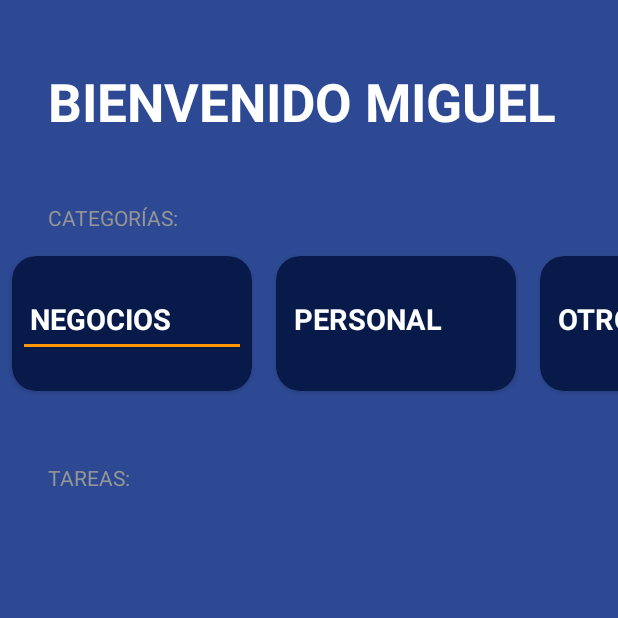
After one commit to Mianlo2386/Aprendiendo-Android, an Android app: the TodoActivity screen opened directly, with no data from a screen before it, on a phone screen of 412 x 824 dp, the top half of it. The commit adds this screen. Run offline under Robolectric (Android 15) with nearby library versions, the phone set to English and light mode, and no system bars.

Commit message:
Segundo <commit

```diff
--- a/AndroidStudioProjects/CursodeAndroid/app/src/main/AndroidManifest.xml
+++ b/AndroidStudioProjects/CursodeAndroid/app/src/main/AndroidManifest.xml
@@ -12,6 +12,10 @@
         android:supportsRtl="true"
         android:theme="@style/Theme.CursoDeAndroid"
         tools:targetApi="31">
+        <activity
+            android:name=".todoapp.TodoActivity"
+            android:theme="@style/Theme.TODOApp"
+            android:exported="false" />
         <activity
             android:name=".imccalculator.ResultIMCActivity"
             android:exported="false" />
--- a/AndroidStudioProjects/CursodeAndroid/app/src/main/java/com/curso/android/app/cursodeandroid/MenuActivity.kt
+++ b/AndroidStudioProjects/CursodeAndroid/app/src/main/java/com/curso/android/app/cursodeandroid/MenuActivity.kt
@@ -6,6 +6,8 @@ import android.os.Bundle
 import android.widget.Button
 import com.curso.android.app.cursodeandroid.imccalculator.ImcCalculatorActivity
 import com.curso.android.app.cursodeandroid.PrimerProyecto.PrimerAppActivity
+import com.curso.android.app.cursodeandroid.R.id.btnTODO
+import com.curso.android.app.cursodeandroid.todoapp.TodoActivity
 
 
 class MenuActivity : AppCompatActivity() {
@@ -14,8 +16,14 @@ class MenuActivity : AppCompatActivity() {
         setContentView(R.layout.activity_menu)
         val btnSaludoApp = findViewById<Button>(R.id.btnSaludoApp)
         val btnIMCApp = findViewById<Button>(R.id.btnIMCApp)
+        val btnTODO = findViewById<Button>(R.id.btnTODO)
         btnSaludoApp.setOnClickListener{ navigateToSaludoApp() }
         btnIMCApp.setOnClickListener{ navigateToImcApp() }
+        btnTODO.setOnClickListener{ navigateToTodoApp() }
+    }
+    private fun navigateToTodoApp(){
+        val intent = Intent(this, TodoActivity::class.java)
+        startActivity(intent)
     }
 
     private fun navigateToImcApp() {
--- /dev/null
+++ b/AndroidStudioProjects/CursodeAndroid/app/src/main/java/com/curso/android/app/cursodeandroid/todoapp/CategoriesAdapter.kt
@@ -0,0 +1,21 @@
+package com.curso.android.app.cursodeandroid.todoapp
+
+import android.view.LayoutInflater
+import android.view.ViewGroup
+import androidx.recyclerview.widget.RecyclerView
+import com.curso.android.app.cursodeandroid.R
+
+class CategoriesAdapter(private val categories:List<TaskCategory>):
+    RecyclerView.Adapter<CategoriesViewHolder>() {
+
+    override fun onCreateViewHolder(parent: ViewGroup, viewType: Int): CategoriesViewHolder {
+        val view = LayoutInflater.from(parent.context).inflate(R.layout.item_task_category,parent,false)
+        return CategoriesViewHolder(view)
+    }
+
+    override fun onBindViewHolder(holder: CategoriesViewHolder, position: Int) {
+        holder.render(categories[position])
+    }
+
+    override fun getItemCount(): Int = categories.size
+}
--- /dev/null
+++ b/AndroidStudioProjects/CursodeAndroid/app/src/main/java/com/curso/android/app/cursodeandroid/todoapp/CategoriesViewHolder.kt
@@ -0,0 +1,35 @@
+package com.curso.android.app.cursodeandroid.todoapp
+
+import android.view.View
+import android.widget.TextView
+import androidx.core.content.ContextCompat
+import androidx.recyclerview.widget.RecyclerView
+import com.curso.android.app.cursodeandroid.R
+
+class CategoriesViewHolder(view: View):RecyclerView.ViewHolder(view) {
+
+    private val tvCategoryName:TextView = view.findViewById(R.id.tvCategoryName)
+    private val divider:View = view.findViewById(R.id.divider)
+
+    fun render(taskCategory: TaskCategory){
+       tvCategoryName.text = "EJEMPLO"
+
+        when(taskCategory){
+            TaskCategory.Business -> {
+                tvCategoryName.text = "Negocios"
+                divider.setBackgroundColor(
+                    ContextCompat.getColor(divider.context, R.color.todo_business_category)
+                )
+            }
+            TaskCategory.Other -> {
+                tvCategoryName.text = "Otros"
+                ContextCompat.getColor(divider.context, R.color.todo_other_category)
+            }
+            TaskCategory.Personal -> {
+                tvCategoryName.text = "Personal"
+                ContextCompat.getColor(divider.context, R.color.todo_personal_category)
+
+            }
+        }
+    }
+}
--- /dev/null
+++ b/AndroidStudioProjects/CursodeAndroid/app/src/main/java/com/curso/android/app/cursodeandroid/todoapp/TaskCategory.kt
@@ -0,0 +1,7 @@
+package com.curso.android.app.cursodeandroid.todoapp
+
+sealed class TaskCategory {
+    object Business:TaskCategory()
+    object Personal:TaskCategory()
+    object Other:TaskCategory()
+}
--- /dev/null
+++ b/AndroidStudioProjects/CursodeAndroid/app/src/main/java/com/curso/android/app/cursodeandroid/todoapp/TodoActivity.kt
@@ -0,0 +1,37 @@
+package com.curso.android.app.cursodeandroid.todoapp
+
+import androidx.appcompat.app.AppCompatActivity
+import android.os.Bundle
+import androidx.recyclerview.widget.LinearLayoutManager
+import androidx.recyclerview.widget.RecyclerView
+import com.curso.android.app.cursodeandroid.R
+
+class TodoActivity : AppCompatActivity() {
+
+    private val categories = listOf(
+        TaskCategory.Business,
+        TaskCategory.Personal,
+        TaskCategory.Other
+
+    )
+
+    private lateinit var rvCategories: RecyclerView
+    private lateinit var categoriesAdapter: CategoriesAdapter
+
+    override fun onCreate(savedInstanceState: Bundle?) {
+        super.onCreate(savedInstanceState)
+        setContentView(R.layout.activity_todo)
+        initComponent()
+        initUI()
+    }
+
+    private fun initComponent() {
+        rvCategories = findViewById(R.id.rvCategories)
+    }
+
+    private fun initUI() {
+        categoriesAdapter = CategoriesAdapter(categories)
+        rvCategories.layoutManager = LinearLayoutManager(this,LinearLayoutManager.HORIZONTAL,false)
+        rvCategories.adapter = categoriesAdapter
+    }
+}
--- a/AndroidStudioProjects/CursodeAndroid/app/src/main/res/layout/activity_menu.xml
+++ b/AndroidStudioProjects/CursodeAndroid/app/src/main/res/layout/activity_menu.xml
@@ -20,5 +20,11 @@
         android:layout_height="wrap_content"
         android:text="IMC App"
         />
+    <Button
+        android:id="@+id/btnTODO"
+        android:layout_width="match_parent"
+        android:layout_height="wrap_content"
+        android:text="ToDo App"
+        />
 
 </LinearLayout>
--- /dev/null
+++ b/AndroidStudioProjects/CursodeAndroid/app/src/main/res/layout/activity_todo.xml
@@ -0,0 +1,48 @@
+<?xml version="1.0" encoding="utf-8"?>
+
+<LinearLayout xmlns:android="http://schemas.android.com/apk/res/android"
+    xmlns:app="http://schemas.android.com/apk/res-auto"
+    xmlns:tools="http://schemas.android.com/tools"
+    android:layout_width="match_parent"
+    android:layout_height="match_parent"
+    android:background="@color/todo_background_todo_app"
+    android:orientation="vertical"
+    tools:context=".todoapp.TodoActivity">
+
+    <TextView
+        android:layout_width="wrap_content"
+        android:layout_height="wrap_content"
+        android:text="@string/todo_title"
+        android:textAllCaps="true"
+        android:textColor="@color/white"
+        android:layout_marginVertical="44dp"
+        android:layout_marginHorizontal="32dp"
+        android:textSize="35sp"
+        android:textStyle="bold" />
+
+    <TextView
+        android:layout_width="wrap_content"
+        android:layout_height="wrap_content"
+        android:text="@string/todo_categories"
+        android:textAllCaps="true"
+        android:textColor="@color/todo_subtitle_text"
+        android:layout_marginHorizontal="32dp"
+        />
+
+    <androidx.recyclerview.widget.RecyclerView
+        android:id="@+id/rvCategories"
+        android:layout_width="match_parent"
+        android:layout_height="wrap_content" />
+
+    <TextView
+        android:layout_width="wrap_content"
+        android:layout_height="wrap_content"
+        android:text="@string/todo_tasks"
+        android:textAllCaps="true"
+        android:layout_marginTop="32dp"
+        android:textColor="@color/todo_subtitle_text"
+        android:layout_marginHorizontal="32dp"
+        />
+
+
+</LinearLayout>
--- /dev/null
+++ b/AndroidStudioProjects/CursodeAndroid/app/src/main/res/layout/item_task_category.xml
@@ -0,0 +1,43 @@
+<?xml version="1.0" encoding="utf-8"?>
+<androidx.cardview.widget.CardView xmlns:android="http://schemas.android.com/apk/res/android"
+    xmlns:app="http://schemas.android.com/apk/res-auto"
+    xmlns:tools="http://schemas.android.com/tools"
+    android:layout_width="160dp"
+    android:layout_height="90dp"
+    android:layout_marginHorizontal="8dp"
+    android:layout_marginVertical="16dp"
+    app:cardCornerRadius="16dp"
+    app:cardBackgroundColor="@color/todo_background_card">
+
+    <LinearLayout
+        android:layout_width="match_parent"
+        android:layout_height="match_parent"
+        android:gravity="center_vertical"
+        android:orientation="vertical"
+        android:layout_margin="8dp"
+        tools:ignore="ExtraText">
+
+
+
+        <TextView
+            android:id="@+id/tvCategoryName"
+            android:layout_width="wrap_content"
+            android:layout_height="wrap_content"
+            android:text="Prueba"
+            android:layout_marginLeft="4dp"
+            android:textAllCaps="true"
+            android:textColor="@color/white"
+            android:textSize="19sp"
+            android:textStyle="bold"
+            />
+        <View
+            android:id="@+id/divider"
+            android:layout_width="match_parent"
+            android:layout_marginTop="4dp"
+            android:layout_height="2dp"/>
+
+
+
+
+    </LinearLayout>
+</androidx.cardview.widget.CardView>
--- a/AndroidStudioProjects/CursodeAndroid/app/src/main/res/values/strings.xml
+++ b/AndroidStudioProjects/CursodeAndroid/app/src/main/res/values/strings.xml
@@ -27,7 +27,7 @@
     <string name="description_obesidad">Tu peso esta MUY por encima de lo óptimo para tu edad y altura.</string>
 
     <!--TodoApp-->
-    <string name="todo_title">Bienvenido, Miguel</string>
+    <string name="todo_title">Bienvenido Miguel</string>
     <string name="todo_categories">Categorías:</string>
     <string name="todo_tasks">Tareas:</string>
 
--- a/AndroidStudioProjects/CursodeAndroid/app/src/main/res/values/themes.xml
+++ b/AndroidStudioProjects/CursodeAndroid/app/src/main/res/values/themes.xml
@@ -13,4 +13,21 @@
         <item name="android:statusBarColor">?attr/colorPrimaryVariant</item>
         <!-- Customize your theme here. -->
     </style>
+
+    <style name="Theme.TODOApp" parent="Theme.MaterialComponents.DayNight.NoActionBar">
+        <!-- Primary brand color. -->
+        <item name="colorPrimary">@color/purple_500</item>
+        <item name="colorPrimaryVariant">@color/purple_700</item>
+        <item name="colorOnPrimary">@color/white</item>
+        <!-- Secondary brand color. -->
+        <item name="colorSecondary">@color/teal_200</item>
+        <item name="colorSecondaryVariant">@color/teal_700</item>
+        <item name="colorOnSecondary">@color/black</item>
+        <!-- Status bar color. -->
+        <item name="android:statusBarColor">@color/todo_background_todo_app</item>
+        <!-- Customize your theme here. -->
+    </style>
+
+
+
 </resources>
```
Also changed, not shown: AndroidStudioProjects/CursodeAndroid/app/src/main/res/values/colors.xml (line endings or trailing spaces).
